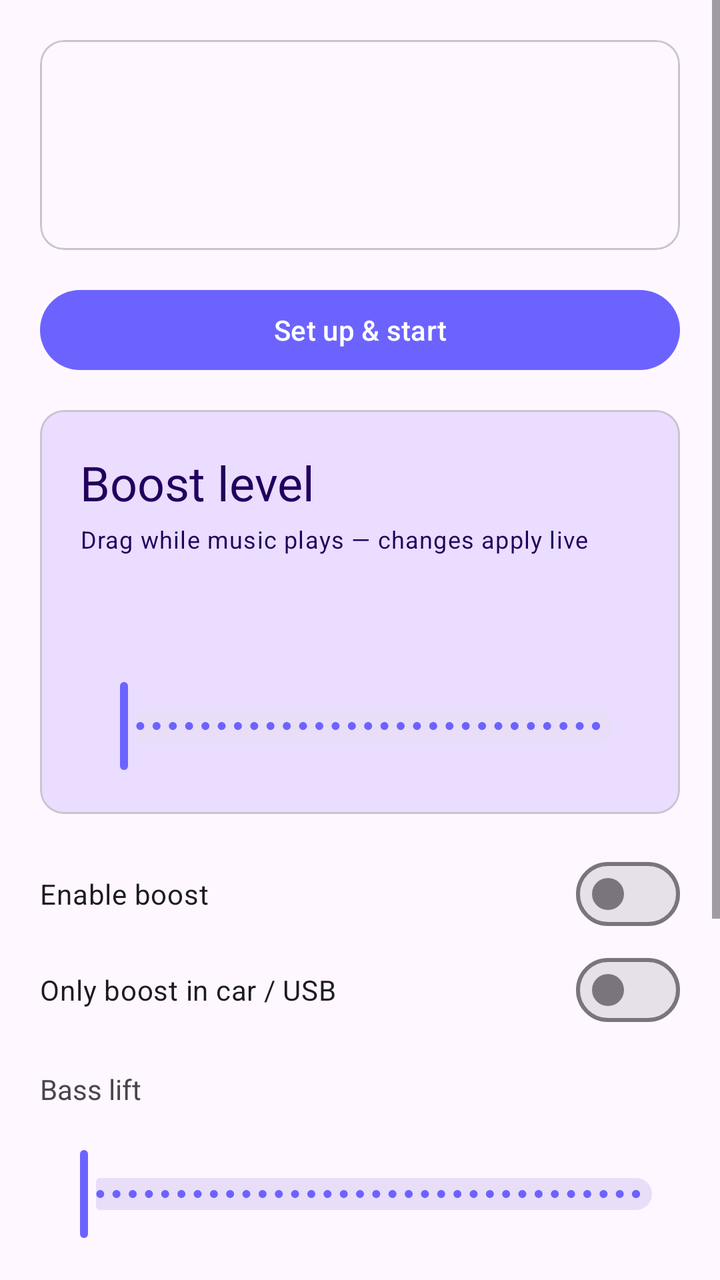
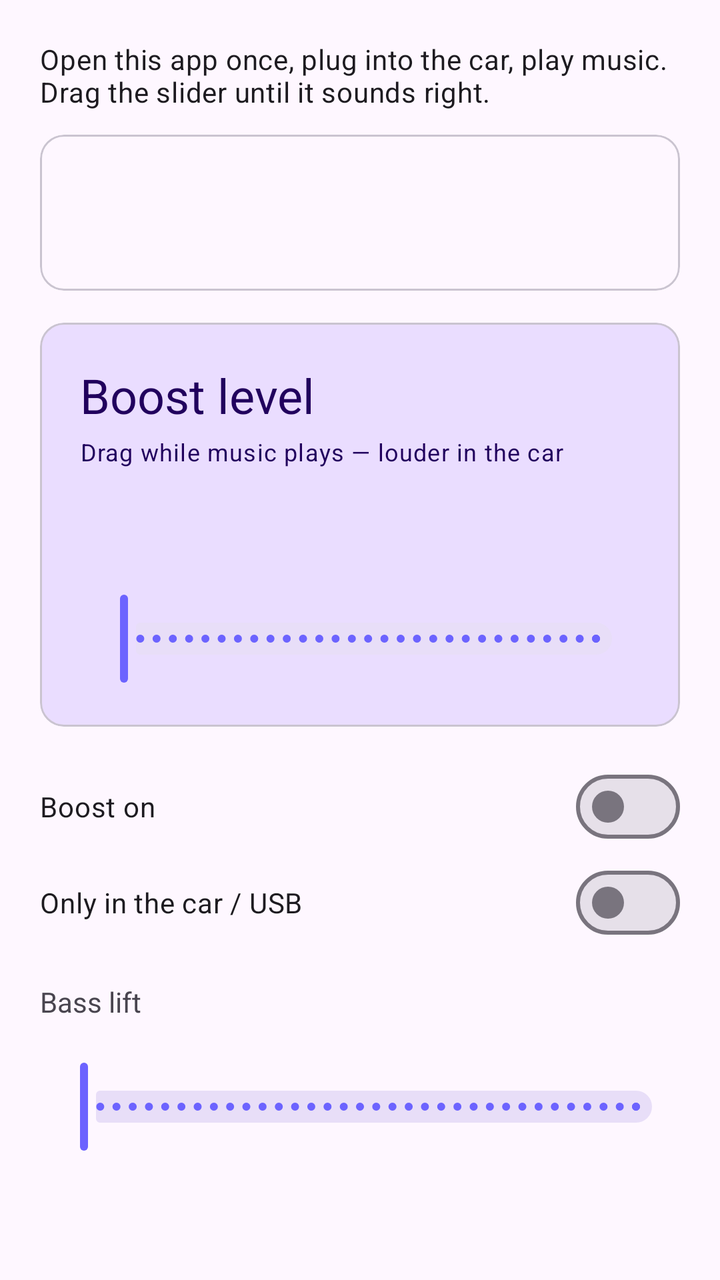

An Android layout rendered at two revisions. The XML below is the earlier revision; the diff shows what the commit changed to produce the second picture.
<!-- AndroidManifest.xml: application theme Theme.UsbBoost -->
<!-- res/layout/activity_main.xml -->
<?xml version="1.0" encoding="utf-8"?>
<ScrollView xmlns:android="http://schemas.android.com/apk/res/android"
    xmlns:app="http://schemas.android.com/apk/res-auto"
    android:layout_width="match_parent"
    android:layout_height="match_parent"
    android:fillViewport="true">

    <LinearLayout
        android:layout_width="match_parent"
        android:layout_height="wrap_content"
        android:orientation="vertical"
        android:padding="20dp">

        <com.google.android.material.card.MaterialCardView
            android:layout_width="match_parent"
            android:layout_height="wrap_content"
            android:layout_marginBottom="16dp">

            <LinearLayout
                android:layout_width="match_parent"
                android:layout_height="wrap_content"
                android:orientation="vertical"
                android:padding="16dp">

                <TextView
                    android:id="@+id/textOutput"
                    android:layout_width="match_parent"
                    android:layout_height="wrap_content"
                    android:textAppearance="?attr/textAppearanceTitleMedium" />

                <TextView
                    android:id="@+id/textDumpStatus"
                    android:layout_width="match_parent"
                    android:layout_height="wrap_content"
                    android:layout_marginTop="8dp" />

                <TextView
                    android:id="@+id/textHint"
                    android:layout_width="match_parent"
                    android:layout_height="wrap_content"
                    android:layout_marginTop="8dp"
                    android:textAppearance="?attr/textAppearanceBodySmall" />
            </LinearLayout>
        </com.google.android.material.card.MaterialCardView>

        <com.google.android.material.button.MaterialButton
            android:id="@+id/buttonOneTapSetup"
            android:layout_width="match_parent"
            android:layout_height="wrap_content"
            android:layout_marginBottom="16dp"
            android:text="@string/one_tap_setup" />

        <com.google.android.material.card.MaterialCardView
            android:layout_width="match_parent"
            android:layout_height="wrap_content"
            android:layout_marginBottom="16dp"
            app:cardBackgroundColor="?attr/colorPrimaryContainer">

            <LinearLayout
                android:layout_width="match_parent"
                android:layout_height="wrap_content"
                android:orientation="vertical"
                android:padding="20dp">

                <TextView
                    android:layout_width="match_parent"
                    android:layout_height="wrap_content"
                    android:text="@string/boost_level_label"
                    android:textAppearance="?attr/textAppearanceHeadlineSmall"
                    android:textColor="?attr/colorOnPrimaryContainer" />

                <TextView
                    android:layout_width="match_parent"
                    android:layout_height="wrap_content"
                    android:layout_marginTop="4dp"
                    android:text="@string/boost_level_hint"
                    android:textAppearance="?attr/textAppearanceBodySmall"
                    android:textColor="?attr/colorOnPrimaryContainer" />

                <TextView
                    android:id="@+id/textBoostValue"
                    android:layout_width="match_parent"
                    android:layout_height="wrap_content"
                    android:layout_marginTop="16dp"
                    android:textAppearance="?attr/textAppearanceHeadlineMedium"
                    android:textColor="?attr/colorOnPrimaryContainer" />

                <com.google.android.material.slider.Slider
                    android:id="@+id/sliderBoost"
                    android:layout_width="match_parent"
                    android:layout_height="wrap_content"
                    android:layout_marginTop="8dp"
                    android:stepSize="1"
                    android:valueFrom="0"
                    android:valueTo="100" />
            </LinearLayout>
        </com.google.android.material.card.MaterialCardView>

        <com.google.android.material.materialswitch.MaterialSwitch
            android:id="@+id/switchEnabled"
            android:layout_width="match_parent"
            android:layout_height="wrap_content"
            android:text="@string/enable_boost" />

        <com.google.android.material.materialswitch.MaterialSwitch
            android:id="@+id/switchAutoCar"
            android:layout_width="match_parent"
            android:layout_height="wrap_content"
            android:text="@string/auto_car_mode" />

        <TextView
            android:layout_width="match_parent"
            android:layout_height="wrap_content"
            android:layout_marginTop="16dp"
            android:text="@string/bass_label" />

        <TextView
            android:id="@+id/textBassValue"
            android:layout_width="match_parent"
            android:layout_height="wrap_content" />

        <com.google.android.material.slider.Slider
            android:id="@+id/sliderBass"
            android:layout_width="match_parent"
            android:layout_height="wrap_content"
            android:stepSize="1"
            android:valueFrom="0"
            android:valueTo="100" />

        <TextView
            android:layout_width="match_parent"
            android:layout_height="wrap_content"
            android:layout_marginTop="16dp"
            android:text="@string/advanced_label"
            android:textAppearance="?attr/textAppearanceTitleSmall" />

        <com.google.android.material.materialswitch.MaterialSwitch
            android:id="@+id/switchEnhanced"
            android:layout_width="match_parent"
            android:layout_height="wrap_content"
            android:layout_marginTop="4dp"
            android:text="@string/enhanced_detection" />

        <com.google.android.material.materialswitch.MaterialSwitch
            android:id="@+id/switchLegacy"
            android:layout_width="match_parent"
            android:layout_height="wrap_content"
            android:text="@string/legacy_mode" />

        <com.google.android.material.materialswitch.MaterialSwitch
            android:id="@+id/switchBoot"
            android:layout_width="match_parent"
            android:layout_height="wrap_content"
            android:text="@string/start_on_boot" />

        <LinearLayout
            android:layout_width="match_parent"
            android:layout_height="wrap_content"
            android:layout_marginTop="20dp"
            android:orientation="horizontal">

            <com.google.android.material.button.MaterialButton
                android:id="@+id/buttonStart"
                android:layout_width="0dp"
                android:layout_height="wrap_content"
                android:layout_weight="1"
                android:text="@string/start" />

            <com.google.android.material.button.MaterialButton
                android:id="@+id/buttonStop"
                style="@style/Widget.Material3.Button.OutlinedButton"
                android:layout_width="0dp"
                android:layout_height="wrap_content"
                android:layout_marginStart="12dp"
                android:layout_weight="1"
                android:text="@string/stop" />
        </LinearLayout>

        <com.google.android.material.button.MaterialButton
            android:id="@+id/buttonCopyAdb"
            style="@style/Widget.Material3.Button.TextButton"
            android:layout_width="match_parent"
            android:layout_height="wrap_content"
            android:layout_marginTop="4dp"
            android:text="@string/copy_adb"
            android:visibility="gone" />
    </LinearLayout>
</ScrollView>
<!-- resources referenced by this layout -->
<resources>
  <string name="advanced_label">Advanced</string>
  <string name="auto_car_mode">Only boost in car / USB</string>
  <string name="bass_label">Bass lift</string>
  <string name="boost_level_hint">Drag while music plays — changes apply live</string>
  <string name="boost_level_label">Boost level</string>
  <string name="copy_adb">Copy ADB setup command</string>
  <string name="enable_boost">Enable boost</string>
  <string name="enhanced_detection">Enhanced session detection</string>
  <string name="legacy_mode">Legacy mode (global mix)</string>
  <string name="one_tap_setup">Set up &amp; start</string>
  <string name="start">Start</string>
  <string name="start_on_boot">Start when phone reboots</string>
  <string name="stop">Stop</string>
  <style name="Theme.UsbBoost" parent="Theme.Material3.DayNight.NoActionBar">
          <item name="colorPrimary">@color/purple_500</item>
          <item name="colorPrimaryVariant">@color/purple_700</item>
          <item name="colorSecondary">@color/teal_200</item>
          <item name="android:statusBarColor">@color/purple_700</item>
          <item name="android:navigationBarColor">@color/black</item>
      </style>
  <color name="purple_500">#6C63FF</color>
  <color name="purple_700">#4B44CC</color>
  <color name="teal_200">#03DAC5</color>
  <color name="black">#FF000000</color>
</resources>

<!-- the commit's change to res/layout/activity_main.xml (unified diff, before → after) -->
@@ -10,6 +10,13 @@
         android:layout_height="wrap_content"
         android:orientation="vertical"
         android:padding="20dp">
+
+        <TextView
+            android:layout_width="match_parent"
+            android:layout_height="wrap_content"
+            android:paddingBottom="12dp"
+            android:text="@string/app_tagline"
+            android:textAppearance="?attr/textAppearanceBodyMedium" />
 
         <com.google.android.material.card.MaterialCardView
             android:layout_width="match_parent"
@@ -29,12 +36,6 @@
                     android:textAppearance="?attr/textAppearanceTitleMedium" />
 
                 <TextView
-                    android:id="@+id/textDumpStatus"
-                    android:layout_width="match_parent"
-                    android:layout_height="wrap_content"
-                    android:layout_marginTop="8dp" />
-
-                <TextView
                     android:id="@+id/textHint"
                     android:layout_width="match_parent"
                     android:layout_height="wrap_content"
@@ -42,13 +43,6 @@
                     android:textAppearance="?attr/textAppearanceBodySmall" />
             </LinearLayout>
         </com.google.android.material.card.MaterialCardView>
-
-        <com.google.android.material.button.MaterialButton
-            android:id="@+id/buttonOneTapSetup"
-            android:layout_width="match_parent"
-            android:layout_height="wrap_content"
-            android:layout_marginBottom="16dp"
-            android:text="@string/one_tap_setup" />
 
         <com.google.android.material.card.MaterialCardView
             android:layout_width="match_parent"
@@ -126,63 +120,5 @@
             android:stepSize="1"
             android:valueFrom="0"
             android:valueTo="100" />
-
-        <TextView
-            android:layout_width="match_parent"
-            android:layout_height="wrap_content"
-            android:layout_marginTop="16dp"
-            android:text="@string/advanced_label"
-            android:textAppearance="?attr/textAppearanceTitleSmall" />
-
-        <com.google.android.material.materialswitch.MaterialSwitch
-            android:id="@+id/switchEnhanced"
-            android:layout_width="match_parent"
-            android:layout_height="wrap_content"
-            android:layout_marginTop="4dp"
-            android:text="@string/enhanced_detection" />
-
-        <com.google.android.material.materialswitch.MaterialSwitch
-            android:id="@+id/switchLegacy"
-            android:layout_width="match_parent"
-            android:layout_height="wrap_content"
-            android:text="@string/legacy_mode" />
-
-        <com.google.android.material.materialswitch.MaterialSwitch
-            android:id="@+id/switchBoot"
-            android:layout_width="match_parent"
-            android:layout_height="wrap_content"
-            android:text="@string/start_on_boot" />
-
-        <LinearLayout
-            android:layout_width="match_parent"
-            android:layout_height="wrap_content"
-            android:layout_marginTop="20dp"
-            android:orientation="horizontal">
-
-            <com.google.android.material.button.MaterialButton
-                android:id="@+id/buttonStart"
-                android:layout_width="0dp"
-                android:layout_height="wrap_content"
-                android:layout_weight="1"
-                android:text="@string/start" />
-
-            <com.google.android.material.button.MaterialButton
-                android:id="@+id/buttonStop"
-                style="@style/Widget.Material3.Button.OutlinedButton"
-                android:layout_width="0dp"
-                android:layout_height="wrap_content"
-                android:layout_marginStart="12dp"
-                android:layout_weight="1"
-                android:text="@string/stop" />
-        </LinearLayout>
-
-        <com.google.android.material.button.MaterialButton
-            android:id="@+id/buttonCopyAdb"
-            style="@style/Widget.Material3.Button.TextButton"
-            android:layout_width="match_parent"
-            android:layout_height="wrap_content"
-            android:layout_marginTop="4dp"
-            android:text="@string/copy_adb"
-            android:visibility="gone" />
     </LinearLayout>
 </ScrollView>
<!-- resource entries referenced after the edit -->
@@ -1,18 +1,11 @@
 <!-- resources referenced by this layout -->
 <resources>
-  <string name="advanced_label">Advanced</string>
-  <string name="auto_car_mode">Only boost in car / USB</string>
+  <string name="app_tagline">Open this app once, plug into the car, play music. Drag the slider until it sounds right.</string>
+  <string name="auto_car_mode">Only in the car / USB</string>
   <string name="bass_label">Bass lift</string>
-  <string name="boost_level_hint">Drag while music plays — changes apply live</string>
+  <string name="boost_level_hint">Drag while music plays — louder in the car</string>
   <string name="boost_level_label">Boost level</string>
-  <string name="copy_adb">Copy ADB setup command</string>
-  <string name="enable_boost">Enable boost</string>
-  <string name="enhanced_detection">Enhanced session detection</string>
-  <string name="legacy_mode">Legacy mode (global mix)</string>
-  <string name="one_tap_setup">Set up &amp; start</string>
-  <string name="start">Start</string>
-  <string name="start_on_boot">Start when phone reboots</string>
-  <string name="stop">Stop</string>
+  <string name="enable_boost">Boost on</string>
   <style name="Theme.UsbBoost" parent="Theme.Material3.DayNight.NoActionBar">
           <item name="colorPrimary">@color/purple_500</item>
           <item name="colorPrimaryVariant">@color/purple_700</item>
